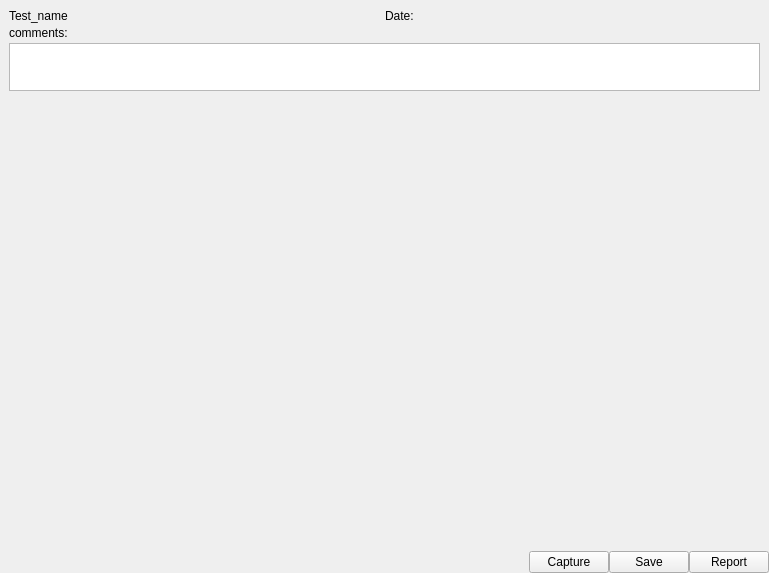
The window that Software/FullAxis/src/main/python/lib/basic_test.ui (Debaq/Fullaxis) describes before a commit, drawn with Qt 5.
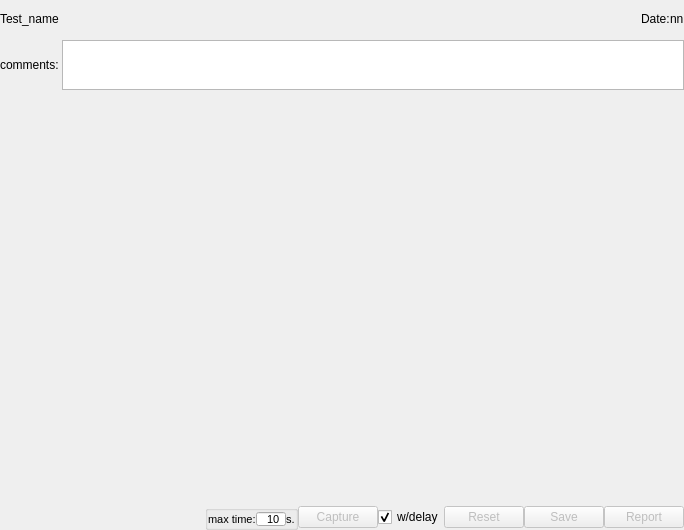
The same window after the commit.

Patch:
```diff
--- a/Software/FullAxis/src/main/python/lib/basic_test.ui
+++ b/Software/FullAxis/src/main/python/lib/basic_test.ui
@@ -6,8 +6,8 @@
    <rect>
     <x>0</x>
     <y>0</y>
-    <width>769</width>
-    <height>573</height>
+    <width>684</width>
+    <height>530</height>
    </rect>
   </property>
   <property name="windowTitle">
@@ -34,13 +34,25 @@
      <property name="maximumSize">
       <size>
        <width>16777215</width>
-       <height>100</height>
+       <height>90</height>
       </size>
      </property>
      <layout class="QVBoxLayout" name="verticalLayout_2">
       <property name="spacing">
        <number>3</number>
       </property>
+      <property name="leftMargin">
+       <number>0</number>
+      </property>
+      <property name="topMargin">
+       <number>0</number>
+      </property>
+      <property name="rightMargin">
+       <number>0</number>
+      </property>
+      <property name="bottomMargin">
+       <number>0</number>
+      </property>
       <item>
        <layout class="QHBoxLayout" name="horizontalLayout">
         <property name="spacing">
@@ -51,20 +63,44 @@
         </property>
         <item>
          <widget class="QLabel" name="lbl_test_name">
+          <property name="sizePolicy">
+           <sizepolicy hsizetype="MinimumExpanding" vsizetype="Preferred">
+            <horstretch>0</horstretch>
+            <verstretch>0</verstretch>
+           </sizepolicy>
+          </property>
           <property name="text">
            <string>Test_name</string>
           </property>
          </widget>
         </item>
         <item>
-         <widget class="QLabel" name="lbl_test_date">
+         <widget class="QLabel" name="label">
+          <property name="sizePolicy">
+           <sizepolicy hsizetype="Minimum" vsizetype="Minimum">
+            <horstretch>0</horstretch>
+            <verstretch>0</verstretch>
+           </sizepolicy>
+          </property>
           <property name="text">
            <string>Date:</string>
           </property>
          </widget>
         </item>
+        <item>
+         <widget class="QLabel" name="lbl_test_date">
+          <property name="text">
+           <string>nn</string>
+          </property>
+         </widget>
+        </item>
        </layout>
       </item>
+      <item>
+       <layout class="QHBoxLayout" name="horizontalLayout_3">
+        <property name="bottomMargin">
+         <number>0</number>
+        </property>
       <item>
        <widget class="QLabel" name="lbl_test_comments">
         <property name="text">
@@ -84,9 +120,11 @@
          <string/>
         </property>
         <property name="readOnly">
-         <bool>true</bool>
-        </property>
-       </widget>
+           <bool>false</bool>
+          </property>
+         </widget>
+        </item>
+       </layout>
       </item>
      </layout>
     </widget>
@@ -94,30 +132,42 @@
    <item>
     <widget class="QWidget" name="widget_test" native="true">
      <layout class="QHBoxLayout" name="layout_test">
+      <property name="leftMargin">
+       <number>0</number>
+      </property>
       <property name="topMargin">
-       <number>10</number>
+       <number>0</number>
       </property>
-      <item>
-       <spacer name="verticalSpacer_2">
-        <property name="orientation">
-         <enum>Qt::Vertical</enum>
-        </property>
-        <property name="sizeHint" stdset="0">
-         <size>
-          <width>20</width>
-          <height>40</height>
-         </size>
-        </property>
-       </spacer>
-      </item>
+      <property name="rightMargin">
+       <number>0</number>
+      </property>
+      <property name="bottomMargin">
+       <number>0</number>
+      </property>
      </layout>
     </widget>
    </item>
    <item>
+    <widget class="QFrame" name="frame">
+     <property name="maximumSize">
+      <size>
+       <width>16777215</width>
+       <height>25</height>
+      </size>
+     </property>
     <layout class="QHBoxLayout" name="horizontalLayout_2">
      <property name="spacing">
       <number>0</number>
      </property>
+      <property name="leftMargin">
+       <number>0</number>
+      </property>
+      <property name="topMargin">
+       <number>0</number>
+      </property>
+      <property name="rightMargin">
+       <number>0</number>
+      </property>
      <property name="bottomMargin">
       <number>0</number>
      </property>
@@ -134,15 +184,134 @@
        </property>
       </spacer>
      </item>
+      <item>
+       <widget class="QGroupBox" name="groupBox_2">
+        <property name="minimumSize">
+         <size>
+          <width>50</width>
+          <height>0</height>
+         </size>
+        </property>
+        <layout class="QHBoxLayout" name="horizontalLayout_4">
+         <property name="spacing">
+          <number>0</number>
+         </property>
+         <property name="leftMargin">
+          <number>0</number>
+         </property>
+         <property name="topMargin">
+          <number>0</number>
+         </property>
+         <property name="rightMargin">
+          <number>0</number>
+         </property>
+         <property name="bottomMargin">
+          <number>0</number>
+         </property>
+         <item>
+          <widget class="QLabel" name="label_2">
+           <property name="font">
+            <font>
+             <pointsize>8</pointsize>
+            </font>
+           </property>
+           <property name="text">
+            <string>max time:</string>
+           </property>
+          </widget>
+         </item>
+         <item>
+          <widget class="QSpinBox" name="time_max">
+           <property name="sizePolicy">
+            <sizepolicy hsizetype="Minimum" vsizetype="Fixed">
+             <horstretch>0</horstretch>
+             <verstretch>0</verstretch>
+            </sizepolicy>
+           </property>
+           <property name="maximumSize">
+            <size>
+             <width>30</width>
+             <height>16777215</height>
+            </size>
+           </property>
+           <property name="font">
+            <font>
+             <pointsize>8</pointsize>
+            </font>
+           </property>
+           <property name="layoutDirection">
+            <enum>Qt::RightToLeft</enum>
+           </property>
+           <property name="autoFillBackground">
+            <bool>false</bool>
+           </property>
+           <property name="alignment">
+            <set>Qt::AlignRight|Qt::AlignTrailing|Qt::AlignVCenter</set>
+           </property>
+           <property name="buttonSymbols">
+            <enum>QAbstractSpinBox::NoButtons</enum>
+           </property>
+           <property name="minimum">
+            <number>1</number>
+           </property>
+           <property name="maximum">
+            <number>3600</number>
+           </property>
+           <property name="value">
+            <number>10</number>
+           </property>
+          </widget>
+         </item>
+         <item>
+          <widget class="QLabel" name="label_3">
+           <property name="font">
+            <font>
+             <pointsize>8</pointsize>
+            </font>
+           </property>
+           <property name="text">
+            <string>s.</string>
+           </property>
+          </widget>
+         </item>
+        </layout>
+       </widget>
+      </item>
      <item>
       <widget class="QPushButton" name="btn_capture">
+        <property name="enabled">
+         <bool>false</bool>
+        </property>
        <property name="text">
         <string>Capture</string>
        </property>
       </widget>
      </item>
+      <item>
+       <widget class="QCheckBox" name="check_delay">
+        <property name="text">
+         <string>w/delay</string>
+        </property>
+        <property name="checked">
+         <bool>true</bool>
+        </property>
+       </widget>
+      </item>
+      <item>
+       <widget class="QPushButton" name="btn_reset">
+        <property name="enabled">
+         <bool>false</bool>
+        </property>
+        <property name="text">
+         <string>Reset</string>
+        </property>
+       </widget>
+      </item>
      <item>
       <widget class="QPushButton" name="btn_save">
+        <property name="enabled">
+         <bool>false</bool>
+        </property>
        <property name="text">
         <string>Save</string>
        </property>
@@ -150,12 +319,16 @@
      </item>
      <item>
       <widget class="QPushButton" name="btn_report">
+        <property name="enabled">
+         <bool>false</bool>
+        </property>
        <property name="text">
         <string>Report</string>
        </property>
       </widget>
      </item>
     </layout>
+    </widget>
    </item>
   </layout>
  </widget>
```
Left out of the diff: 4 changed lines with no effect on the pictures. Lines whose indentation alone changed are shown as unchanged.
